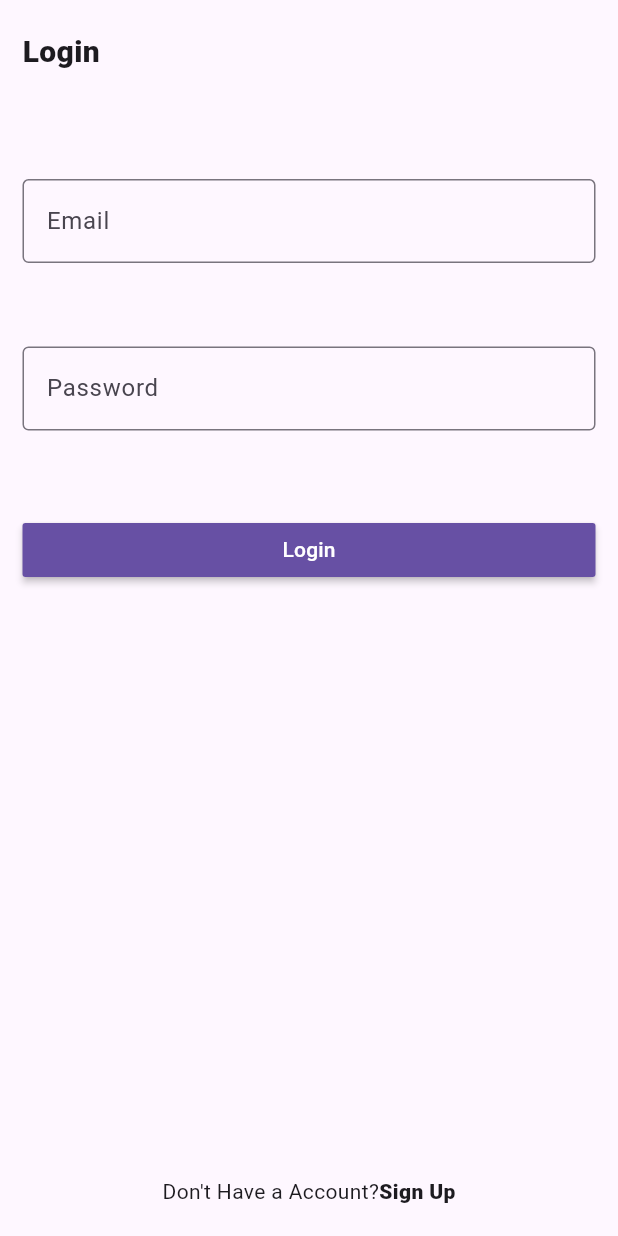
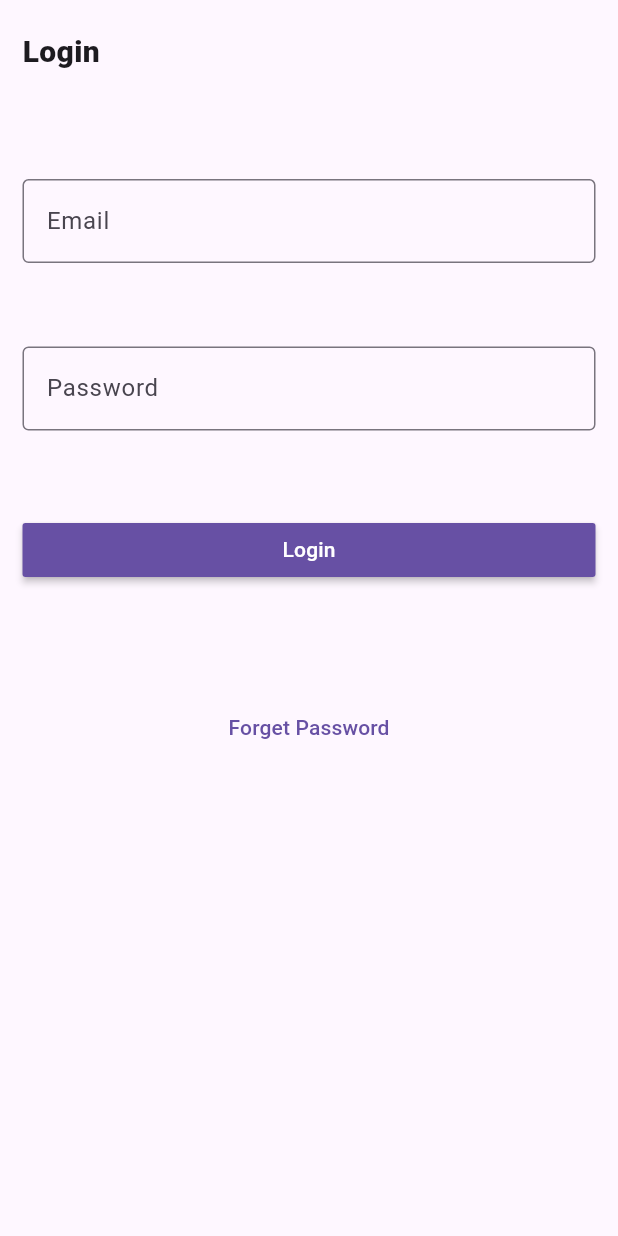
Before and after one commit to Riddheshpan/Geo_pulse, a Flutter app: the screen it shows after launch, on a phone screen of 412 x 824 dp. Run offline on Flutter 3.47's test engine with Material 3 defaults, Android fonts, the phone set to English and light mode, and no system bars; our stand-ins replace delightful_toast, firebase_auth, firebase_core, get_it; accounts and stored records are empty.

Commit message:
new commit

```diff
--- a/lib/Pages/login_page.dart
+++ b/lib/Pages/login_page.dart
@@ -48,7 +48,7 @@ class _LoginPageState extends State<LoginPage> {
         children: [
           headerText(),
           loginForm(),
-          createAnAccountLink()
+          ForgetPassword()
         ],
       ),
       )
@@ -116,29 +116,13 @@ Widget headerText(){
       style: TextStyle(
         color: Colors.white,
       ),),
-    )
+    ),
     );
   }
-
-  Widget createAnAccountLink(){
-    return  Expanded(
-      child:Row(
-        mainAxisSize: MainAxisSize.max,
-      mainAxisAlignment: MainAxisAlignment.center,
-      crossAxisAlignment: CrossAxisAlignment.end,
-        children: [
-          Text('Don\'t Have a Account?',),
-          GestureDetector(
-            onTap: (){
-              navigationService.pushNamed("/register");
-            },
-            child: Text('Sign Up',
-            style: TextStyle(
-              fontWeight: FontWeight.w800
-            ),),
-          )
-        ],
-      )
+  Widget ForgetPassword(){
+    return SizedBox(
+      width: MediaQuery.sizeOf(context).width,
+      child: TextButton(onPressed: (){}, child: Text('Forget Password')),
     );
   }
 }
```
